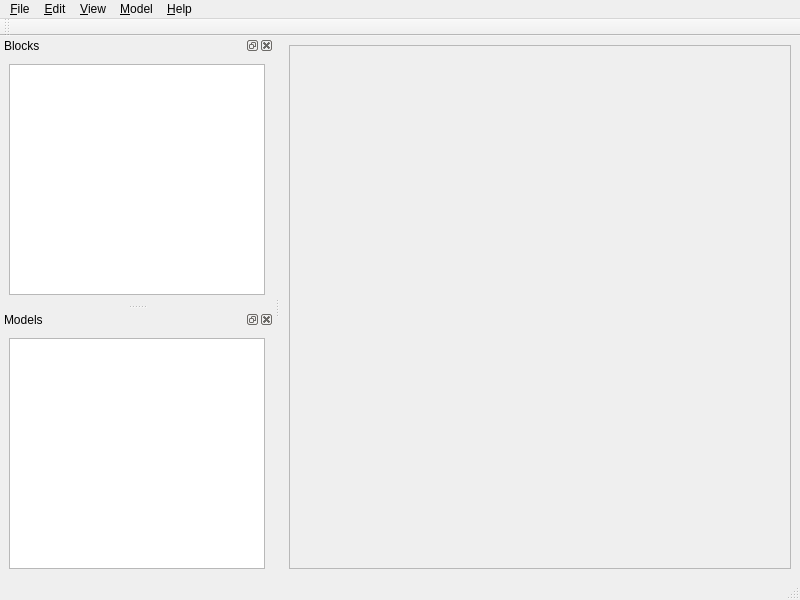
First picture: the form in Engine/modelwindow.ui, repository kcuzner/Simulate, before the edit.
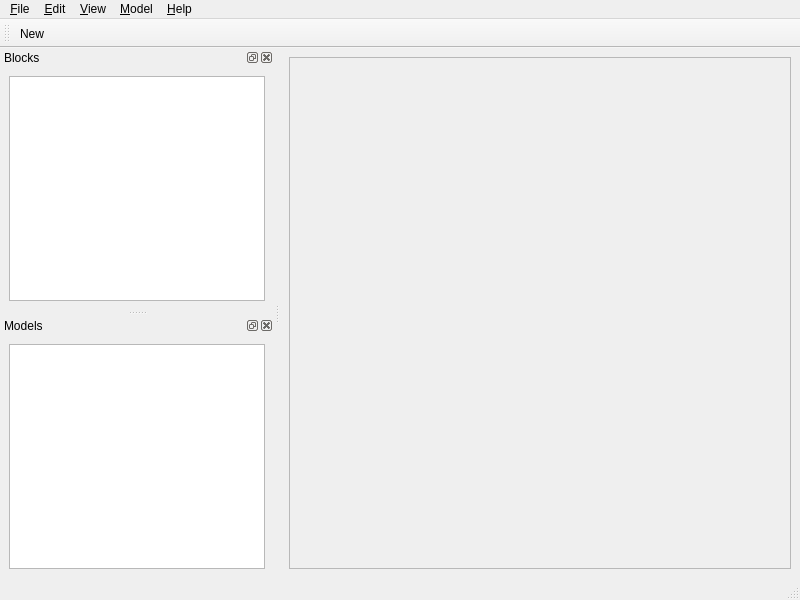
Second picture: the form after the edit.

The edit to the form file:
```diff
--- a/Engine/modelwindow.ui
+++ b/Engine/modelwindow.ui
@@ -26,7 +26,7 @@
          <x>0</x>
          <y>0</y>
          <width>503</width>
-         <height>512</height>
+         <height>492</height>
         </rect>
        </property>
        <layout class="QVBoxLayout" name="verticalLayout_3"/>
@@ -141,6 +141,7 @@
    <attribute name="toolBarBreak">
     <bool>false</bool>
    </attribute>
+   <addaction name="actionNew"/>
   </widget>
   <action name="actionNew">
    <property name="text">
```
